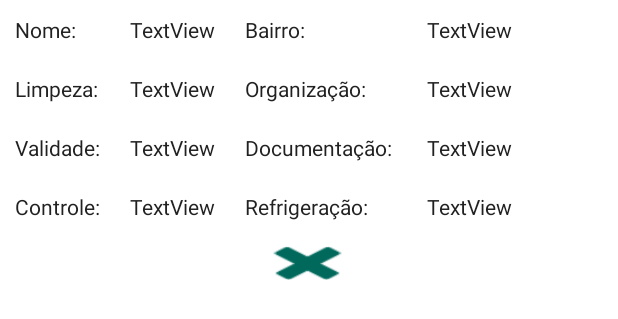
After one commit to cahcastroc/sou-fiscal-tp3-infnet, an Android app: the layout avaliacao_usuario_linha.xml on its own in the app's theme, with its tools: preview values and no code run, on a phone screen of 412 x 824 dp. The commit adds this screen. Shown: the top 319 px of the screen. Run offline under Robolectric (Android 15) with nearby library versions, the phone set to English and light mode, and no system bars; Roboto replaces fonts that are not available here.

Commit message:
RecyclerView Consulta por Usuário

```diff
--- /dev/null
+++ b/app/src/main/res/layout/avaliacao_usuario_linha.xml
@@ -0,0 +1,164 @@
+<?xml version="1.0" encoding="utf-8"?>
+<androidx.constraintlayout.widget.ConstraintLayout xmlns:android="http://schemas.android.com/apk/res/android"
+    xmlns:app="http://schemas.android.com/apk/res-auto"
+    xmlns:tools="http://schemas.android.com/tools"
+    android:layout_width="wrap_content"
+    android:layout_height="wrap_content"
+    android:layout_marginBottom="20dp"
+    android:background="#36FFFFFF">
+
+    <TableLayout
+        android:id="@+id/tableLayout"
+        android:layout_width="410dp"
+        android:layout_height="157dp"
+        android:gravity="center|center_vertical"
+        app:layout_constraintEnd_toEndOf="parent"
+        app:layout_constraintStart_toStartOf="parent"
+        app:layout_constraintTop_toTopOf="parent">
+
+        <TableRow
+            android:layout_width="wrap_content"
+            android:layout_height="match_parent">
+
+            <TextView
+                android:id="@+id/textView8"
+                android:layout_width="wrap_content"
+                android:layout_height="wrap_content"
+                android:layout_margin="10dp"
+                android:text="Nome:" />
+
+            <TextView
+                android:id="@+id/tvRvNome"
+                android:layout_width="wrap_content"
+                android:layout_height="wrap_content"
+                android:layout_margin="10dp"
+                android:text="TextView" />
+
+            <TextView
+                android:id="@+id/textView10"
+                android:layout_width="wrap_content"
+                android:layout_height="wrap_content"
+                android:layout_margin="10dp"
+                android:text="Bairro:" />
+
+            <TextView
+                android:id="@+id/tvRvBairro"
+                android:layout_width="wrap_content"
+                android:layout_height="wrap_content"
+                android:layout_margin="10dp"
+                android:text="TextView" />
+        </TableRow>
+
+        <TableRow
+            android:layout_width="match_parent"
+            android:layout_height="match_parent">
+
+            <TextView
+                android:id="@+id/textView12"
+                android:layout_width="wrap_content"
+                android:layout_height="wrap_content"
+                android:layout_margin="10dp"
+                android:text="Limpeza:" />
+
+            <TextView
+                android:id="@+id/tvRvLimpeza"
+                android:layout_width="wrap_content"
+                android:layout_height="wrap_content"
+                android:layout_margin="10dp"
+                android:text="TextView" />
+
+            <TextView
+                android:id="@+id/textView14"
+                android:layout_width="wrap_content"
+                android:layout_height="wrap_content"
+                android:layout_margin="10dp"
+                android:text="Organização:" />
+
+            <TextView
+                android:id="@+id/tvRvOrganizacao"
+                android:layout_width="wrap_content"
+                android:layout_height="wrap_content"
+                android:layout_margin="10dp"
+                android:text="TextView" />
+
+        </TableRow>
+
+        <TableRow
+            android:layout_width="match_parent"
+            android:layout_height="match_parent">
+
+            <TextView
+                android:id="@+id/textView17"
+                android:layout_width="wrap_content"
+                android:layout_height="wrap_content"
+                android:layout_margin="10dp"
+                android:text="Validade:" />
+
+            <TextView
+                android:id="@+id/tvRvValidade"
+                android:layout_width="wrap_content"
+                android:layout_height="wrap_content"
+                android:layout_margin="10dp"
+                android:text="TextView" />
+
+            <TextView
+                android:id="@+id/textView19"
+                android:layout_width="wrap_content"
+                android:layout_height="wrap_content"
+                android:layout_margin="10dp"
+                android:text="Documentação: " />
+
+            <TextView
+                android:id="@+id/tvRvDocumentacao"
+                android:layout_width="wrap_content"
+                android:layout_height="wrap_content"
+                android:layout_margin="10dp"
+                android:text="TextView" />
+        </TableRow>
+
+        <TableRow
+            android:layout_width="match_parent"
+            android:layout_height="match_parent">
+
+            <TextView
+                android:id="@+id/textView21"
+                android:layout_width="wrap_content"
+                android:layout_height="wrap_content"
+                android:layout_margin="10dp"
+                android:text="Controle:" />
+
+            <TextView
+                android:id="@+id/tvRvControle"
+                android:layout_width="wrap_content"
+                android:layout_height="wrap_content"
+                android:layout_margin="10dp"
+                android:text="TextView" />
+
+            <TextView
+                android:id="@+id/textView23"
+                android:layout_width="wrap_content"
+                android:layout_height="wrap_content"
+                android:layout_margin="10dp"
+                android:text="Refrigeração: " />
+
+            <TextView
+                android:id="@+id/tvRvRefrigeracao"
+                android:layout_width="wrap_content"
+                android:layout_height="wrap_content"
+                android:layout_margin="10dp"
+                android:text="TextView" />
+
+        </TableRow>
+    </TableLayout>
+
+    <Button
+        android:id="@+id/btDeletar"
+        android:layout_width="71dp"
+        android:layout_height="36dp"
+        android:background="@android:drawable/ic_delete"
+        android:backgroundTint="@color/purple_200"
+        app:layout_constraintEnd_toEndOf="parent"
+        app:layout_constraintStart_toStartOf="parent"
+        app:layout_constraintTop_toBottomOf="@+id/tableLayout" />
+
+</androidx.constraintlayout.widget.ConstraintLayout>
```
Also changed, not shown: app/src/main/java/br/edu/infnet/soufiscal/ConsultaFragment.kt (+54 -2 lines), app/src/main/java/br/edu/infnet/soufiscal/dao/AvaliacaoDao.kt (+4 -3 lines), app/src/main/java/br/edu/infnet/soufiscal/recyclerView/AvaliacaoUsuarioAdapter.kt (added, +77 -0 lines), app/src/main/java/br/edu/infnet/soufiscal/recyclerView/RecyclerViewItemListener.kt (added, +13 -0 lines), app/src/main/res/layout/fragment_consulta.xml (+14 -8 lines).
